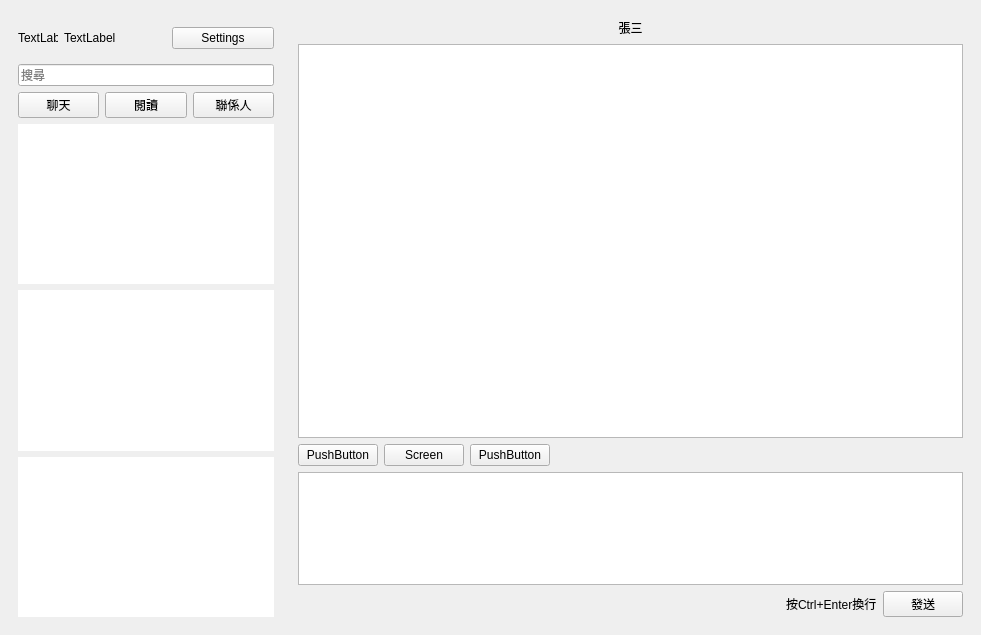
0xzhaohx/webwechat, file resource/ui/wechat-0.1.3.ui: the form before one commit.
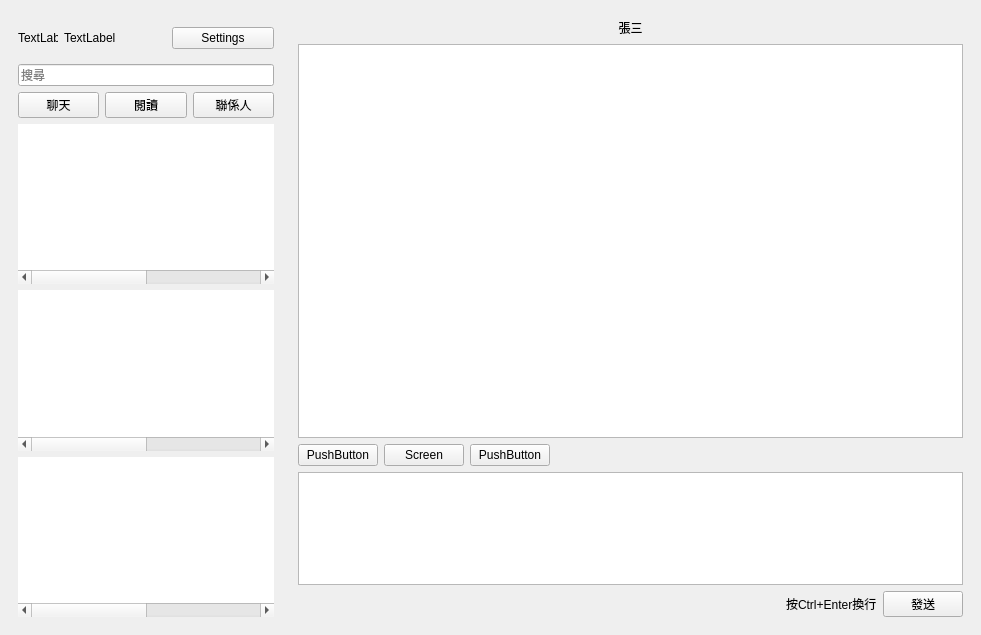
The form after the commit.

Commit message: sort the members

What changed in the file:
```diff
--- a/resource/ui/wechat-0.1.3.ui
+++ b/resource/ui/wechat-0.1.3.ui
@@ -104,9 +104,16 @@
          <property name="showGrid">
           <bool>false</bool>
          </property>
+         <property name="columnCount">
+          <number>4</number>
+         </property>
          <attribute name="horizontalHeaderVisible">
           <bool>false</bool>
          </attribute>
+         <column/>
+         <column/>
+         <column/>
+         <column/>
         </widget>
        </item>
        <item>
@@ -126,9 +133,16 @@
          <property name="showGrid">
           <bool>false</bool>
          </property>
+         <property name="columnCount">
+          <number>4</number>
+         </property>
          <attribute name="horizontalHeaderVisible">
           <bool>false</bool>
          </attribute>
+         <column/>
+         <column/>
+         <column/>
+         <column/>
         </widget>
        </item>
        <item>
@@ -148,9 +162,16 @@
          <property name="showGrid">
           <bool>false</bool>
          </property>
+         <property name="columnCount">
+          <number>4</number>
+         </property>
          <attribute name="horizontalHeaderVisible">
           <bool>false</bool>
          </attribute>
+         <column/>
+         <column/>
+         <column/>
+         <column/>
         </widget>
        </item>
       </layout>
```
The commit also changes 2 other files.
